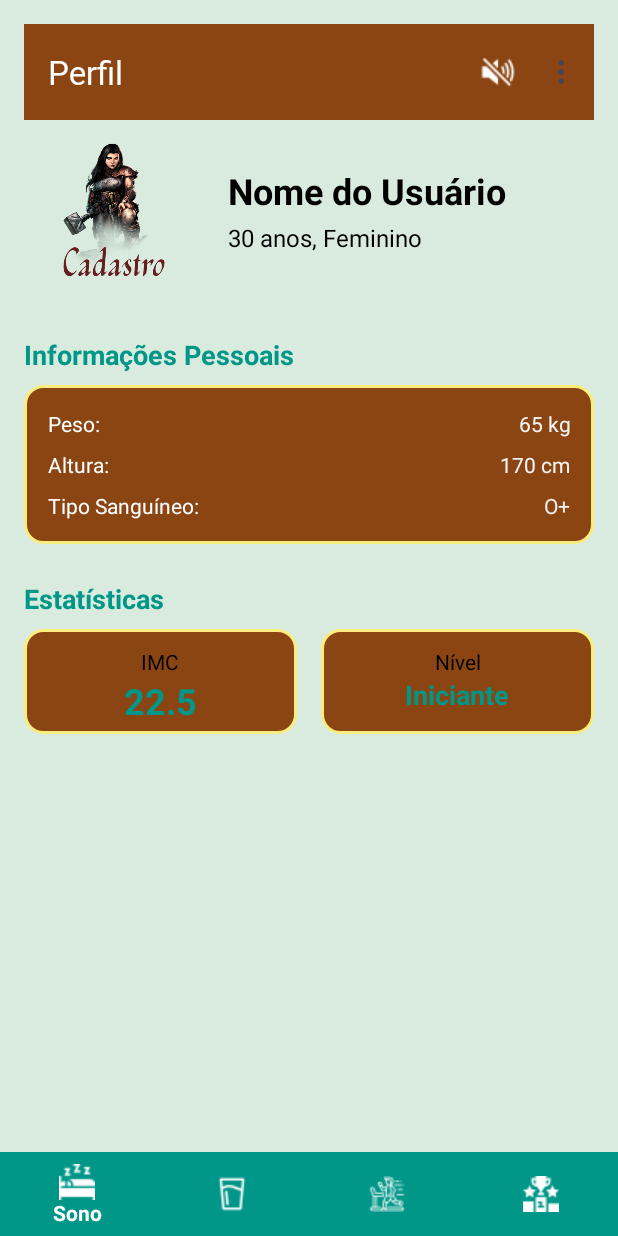
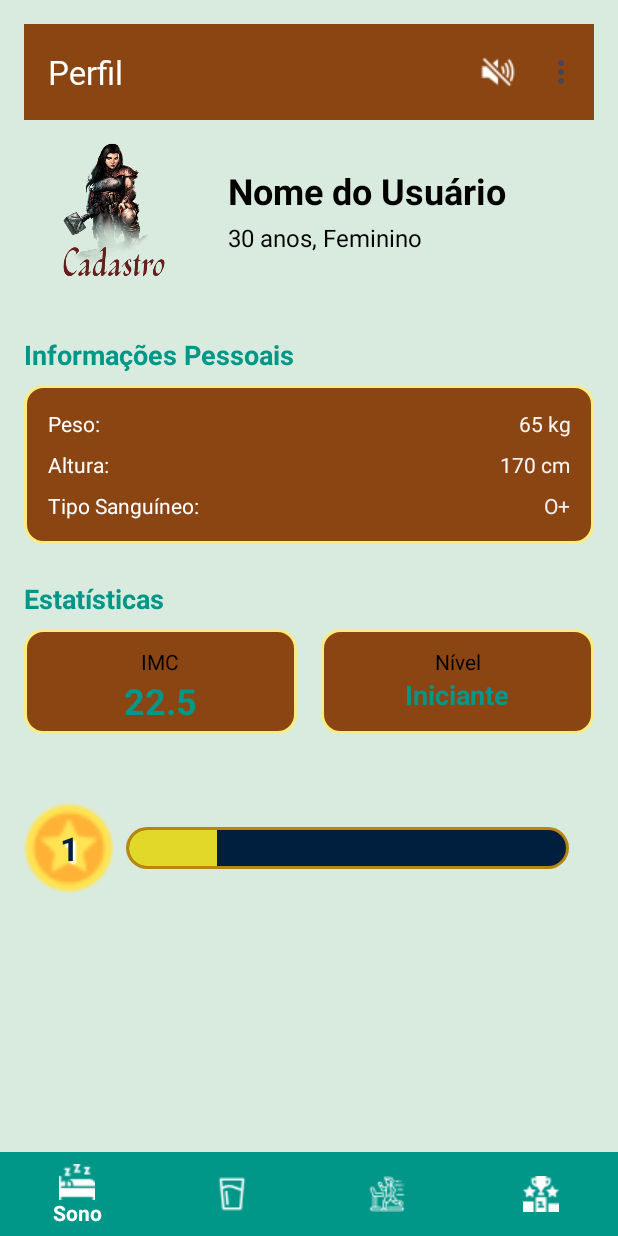
Before and after one commit to amazolin/Mais-Saude, an Android app: the TelaUsuario screen opened directly, with no data from a screen before it, on a phone screen of 412 x 824 dp. Run offline under Robolectric (Android 15) with nearby library versions, the phone set to English and light mode, and no system bars; our stand-ins replace Firebase (no records; nobody signed in at launch, a user with empty details on screens opened directly); Roboto replaces fonts that are not available here.

Commit message:
Criação do nível.

```diff
--- /dev/null
+++ b/app/src/main/res/drawable/progress_bar_background.xml
@@ -0,0 +1,29 @@
+<layer-list xmlns:android="http://schemas.android.com/apk/res/android">
+
+    <!-- Borda externa (contorno dourado) -->
+    <item>
+        <shape android:shape="rectangle">
+            <solid android:color="#B8860B" /> <!-- cor da borda dourada -->
+            <corners android:radius="30dp" />
+        </shape>
+    </item>
+
+    <!-- Fundo interno (base escura da barra) -->
+    <item android:left="2dp" android:right="2dp" android:top="2dp" android:bottom="2dp">
+        <shape android:shape="rectangle">
+            <solid android:color="#001F3F" /> <!-- fundo da barra -->
+            <corners android:radius="28dp" />
+        </shape>
+    </item>
+
+    <!-- Progresso -->
+    <item android:id="@android:id/progress" android:left="2dp" android:right="2dp" android:top="2dp" android:bottom="2dp">
+        <clip>
+            <shape android:shape="rectangle">
+                <solid android:color="#E2D829" /> <!-- cor do progresso -->
+                <corners android:radius="28dp" />
+            </shape>
+        </clip>
+    </item>
+
+</layer-list>
--- a/app/src/main/res/layout/activity_tela_usuario.xml
+++ b/app/src/main/res/layout/activity_tela_usuario.xml
@@ -218,6 +218,7 @@
                             android:textSize="24sp"
                             android:fontFamily="@font/aboreto"
                             android:textStyle="bold"/>
+
                     </LinearLayout>
 
                     <LinearLayout
@@ -247,10 +248,64 @@
                             android:textSize="18sp"
                             android:fontFamily="@font/aboreto"
                             android:textStyle="bold"/>
+
+
                     </LinearLayout>
+
                 </LinearLayout>
+                <!-- Barra de Progresso Personalizada com Estrela -->
+                <LinearLayout
+                    android:layout_width="363dp"
+                    android:layout_height="wrap_content"
+                    android:layout_marginTop="30dp"
+                    android:layout_marginBottom="8dp"
+                    android:gravity="center_vertical"
+                    android:orientation="horizontal">
+
+                    <FrameLayout
+                        android:layout_width="60dp"
+                        android:layout_height="60dp"
+                        android:layout_marginEnd="8dp">
+
+                        <!-- Estrela como imagem de fundo -->
+                        <ImageView
+                            android:layout_width="match_parent"
+                            android:layout_height="match_parent"
+                            android:src="@drawable/estrela"
+                            android:scaleType="fitCenter" />
+
+                        <!-- Número do nível -->
+                        <TextView
+                            android:id="@+id/textNivel"
+                            android:layout_width="match_parent"
+                            android:layout_height="match_parent"
+                            android:gravity="center"
+                            android:shadowColor="#FFF"
+                            android:shadowDx="3"
+                            android:shadowDy="3"
+                            android:shadowRadius="1"
+                            android:text="1"
+                            android:textColor="#001F3F"
+                            android:textSize="22sp"
+                            android:textStyle="bold" />
+                    </FrameLayout>
+
+                    <ProgressBar
+                        android:id="@+id/progressBarMissao"
+                        style="?android:attr/progressBarStyleHorizontal"
+                        android:layout_width="298dp"
+                        android:layout_height="28dp"
+                        android:layout_weight="1"
+                        android:background="@null"
+                        android:max="100"
+                        android:progress="20"
+                        android:progressDrawable="@drawable/progress_bar_background" />
+                </LinearLayout>
+
             </LinearLayout>
         </ScrollView>
+
+
 
     </LinearLayout>
     <com.google.android.material.bottomnavigation.BottomNavigationView
```
Also changed, not shown: app/src/main/res/drawable/estrela.png (added).
